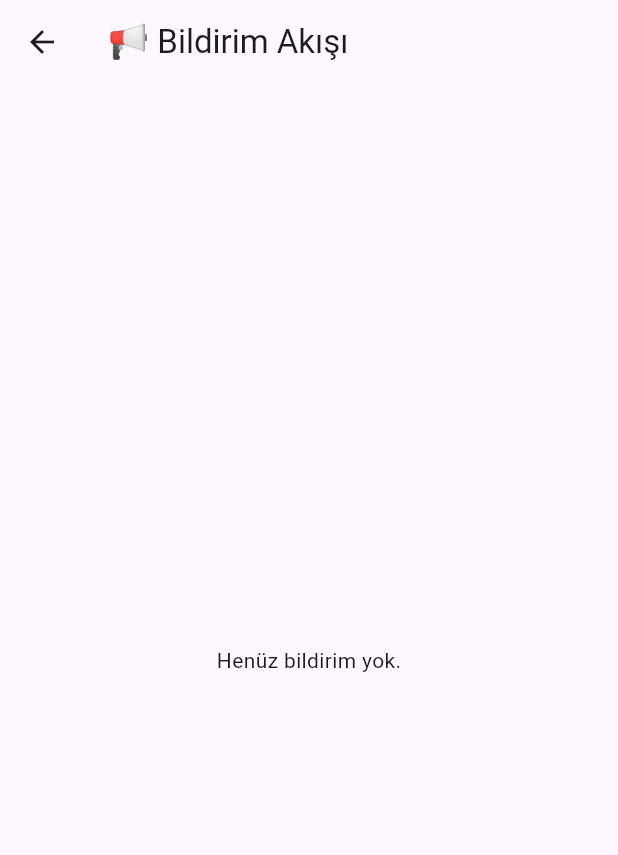
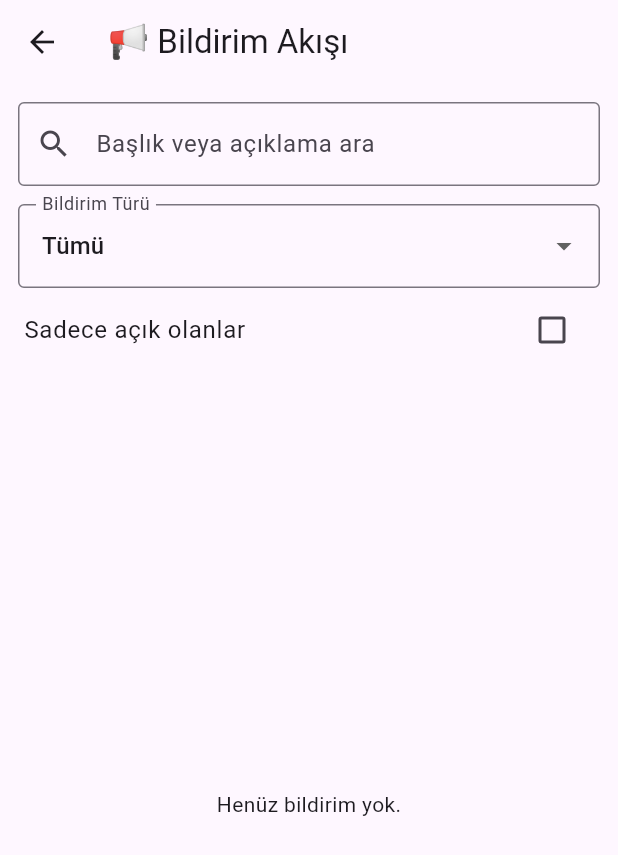
Before and after one commit to MKocak59/akilli_kampus_proje, a Flutter app: the ReportListScreen screen opened by its route, on a phone screen of 412 x 824 dp. Shown: the top 855 px of the screen. Run offline on Flutter 3.47's test engine with Material 3 defaults, Android fonts, the phone set to English and light mode, and no system bars; our stand-ins replace cloud_firestore, firebase_auth, firebase_core; accounts and stored records are empty.

Commit message:
Bildirim akışı eklendi (arama + filtreleme + durum bazlı listeleme)

```diff
--- a/lib/screens/report/report_list_screen.dart
+++ b/lib/screens/report/report_list_screen.dart
@@ -2,18 +2,35 @@ import 'package:flutter/material.dart';
 import 'package:cloud_firestore/cloud_firestore.dart';
 import '../../models/report_model.dart';
 
+/// ****************************************************
 ///  REPORT LIST SCREEN (Bildirim Akışı)
-/// Bu ekran Firestore'daki "reports" koleksiyonunu
-/// gerçek zamanlı olarak dinler ve listeler.
-///
-/// - StreamBuilder kullanır
-/// - Yeni bildirim eklenince otomatik güncellenir
-/// - Yükleniyor / boş / hata durumları ele alınır
+/// ****************************************************
+/// Bu ekran:
+/// - Firestore’daki "reports" koleksiyonunu dinler
+/// - Bildirimleri kronolojik listeler
+/// - Tür filtresi
+/// - Sadece açık olanlar filtresi
+/// - Başlık + açıklama araması yapar
+/// ****************************************************
 
+class ReportListScreen extends StatefulWidget {
+  const ReportListScreen({super.key});
 
-class ReportListScreen extends StatelessWidget {
-  const ReportListScreen({super.key});
-  /// Bildirim türüne göre ikon döndürür
+  @override
+  State<ReportListScreen> createState() => _ReportListScreenState();
+}
+
+class _ReportListScreenState extends State<ReportListScreen> {
+  /// 🔍 Arama metni
+  String searchQuery = "";
+
+  /// 🔽 Seçilen bildirim türü
+  String selectedType = "Tümü";
+
+  /// ☑️ Sadece açık olanlar
+  bool showOnlyOpen = false;
+
+  /// Bildirim türüne göre ikon
   IconData getTypeIcon(String type) {
     switch (type) {
       case "Güvenlik":
@@ -24,7 +41,8 @@ class ReportListScreen extends StatelessWidget {
         return Icons.report;
     }
   }
-  /// Bildirim durumuna göre renk döndürür
+
+  /// Bildirim durumuna göre renk
   Color getStatusColor(String status) {
     switch (status) {
       case "Açık":
@@ -45,45 +63,118 @@ class ReportListScreen extends StatelessWidget {
         title: const Text("📢 Bildirim Akışı"),
       ),
 
-      body: StreamBuilder<QuerySnapshot>(
-        /// Firestore'daki reports koleksiyonunu dinliyoruz
+      body: Column(
+        children: [
+          /// 🔍 ARAMA KUTUSU
+          Padding(
+            padding: const EdgeInsets.all(12),
+            child: TextField(
+              decoration: const InputDecoration(
+                prefixIcon: Icon(Icons.search),
+                labelText: "Başlık veya açıklama ara",
+                border: OutlineInputBorder(),
+              ),
+              onChanged: (value) {
+                setState(() {
+                  searchQuery = value.toLowerCase();
+                });
+              },
+            ),
+          ),
+
+          /// 🔽 TÜR FİLTRESİ
+          Padding(
+            padding: const EdgeInsets.symmetric(horizontal: 12),
+            child: DropdownButtonFormField<String>(
+              value: selectedType,
+              items: const [
+                DropdownMenuItem(value: "Tümü", child: Text("Tümü")),
+                DropdownMenuItem(value: "Güvenlik", child: Text("Güvenlik")),
+                DropdownMenuItem(value: "Sağlık", child: Text("Sağlık")),
+              ],
+              onChanged: (value) {
+                setState(() {
+                  selectedType = value!;
+                });
+              },
+              decoration: const InputDecoration(
+                labelText: "Bildirim Türü",
+                border: OutlineInputBorder(),
+              ),
+            ),
+          ),
+
+          /// ☑️ SADECE AÇIK OLANLAR
+          CheckboxListTile(
+            title: const Text("Sadece açık olanlar"),
+            value: showOnlyOpen,
+            onChanged: (value) {
+              setState(() {
+                showOnlyOpen = value!;
+              });
+            },
+          ),
+
+          /// 📢 BİLDİRİM LİSTESİ
+          Expanded(
+            child: StreamBuilder<QuerySnapshot>(
               stream: FirebaseFirestore.instance
                   .collection("reports")
                   .orderBy("createdAt", descending: true)
                   .snapshots(),
 
               builder: (context, snapshot) {
-          /// 1️⃣ Yükleniyor durumu
+                /// ⏳ Yükleniyor
                 if (snapshot.connectionState == ConnectionState.waiting) {
                   return const Center(child: CircularProgressIndicator());
                 }
 
-          /// 2️⃣ Hata durumu
+                /// ❌ Hata
                 if (snapshot.hasError) {
+                  return const Center(child: Text("❌ Bir hata oluştu."));
+                }
+
+                /// 📭 Veri yok
+                if (!snapshot.hasData || snapshot.data!.docs.isEmpty) {
+                  return const Center(child: Text("Henüz bildirim yok."));
+                }
+
+                /// 🔥 Firestore → Model
+                final allReports = snapshot.data!.docs.map((doc) {
+                  return ReportModel.fromMap(
+                    doc.id,
+                    doc.data() as Map<String, dynamic>,
+                  );
+                }).toList();
+
+                /// 🔍 FİLTRE + ARAMA
+                final filteredReports = allReports.where((report) {
+                  final matchesType =
+                      selectedType == "Tümü" || report.type == selectedType;
+
+                  final matchesStatus =
+                      !showOnlyOpen || report.status == "Açık";
+
+                  final matchesSearch =
+                      report.title.toLowerCase().contains(searchQuery) ||
+                          report.description.toLowerCase().contains(searchQuery);
+
+                  return matchesType && matchesStatus && matchesSearch;
+                }).toList();
+
+                /// 📭 Filtre sonrası boş
+                if (filteredReports.isEmpty) {
                   return const Center(
-              child: Text("❌ Bir hata oluştu."),
+                    child: Text("Filtreye uygun bildirim bulunamadı."),
                   );
                 }
 
-          /// 3️⃣ Veri yoksa
-          if (!snapshot.hasData || snapshot.data!.docs.isEmpty) {
-            return const Center(
-              child: Text("Henüz bildirim yok."),
-            );
-          }
-
-          /// 4️⃣ Veriler geldiyse
-          final reports = snapshot.data!.docs;
-
+                /// 📋 LİSTE
                 return ListView.builder(
                   padding: const EdgeInsets.all(12),
-            itemCount: reports.length,
+                  itemCount: filteredReports.length,
                   itemBuilder: (context, index) {
-              final doc = reports[index];
-              final report = ReportModel.fromMap(
-                doc.id,
-                doc.data() as Map<String, dynamic>,
-              );
+                    final report = filteredReports[index];
 
                     return Card(
                       margin: const EdgeInsets.only(bottom: 12),
@@ -101,39 +192,31 @@ class ReportListScreen extends StatelessWidget {
                         /// 🔹 BAŞLIK
                         title: Text(
                           report.title,
-                    style: const TextStyle(
-                      fontWeight: FontWeight.bold,
-                    ),
+                          style: const TextStyle(fontWeight: FontWeight.bold),
                         ),
 
-                  /// 🔹 ALT BİLGİLER
+                        /// 🔹 AÇIKLAMA + TARİH + DURUM
                         subtitle: Column(
                           crossAxisAlignment: CrossAxisAlignment.start,
                           children: [
                             const SizedBox(height: 4),
-
-                      /// Açıklama
                             Text(report.description),
-
                             const SizedBox(height: 6),
-
-                      /// Tarih + Durum
                             Row(
                               children: [
-                          /// Oluşturulma zamanı
                                 Text(
                                   "${report.createdAt.day}.${report.createdAt.month}.${report.createdAt.year}",
                                   style: const TextStyle(fontSize: 12),
                                 ),
-
                                 const SizedBox(width: 10),
-
-                          /// Durum etiketi
                                 Container(
-                            padding: const EdgeInsets.symmetric(horizontal: 8, vertical: 2),
+                                  padding: const EdgeInsets.symmetric(
+                                      horizontal: 8, vertical: 2),
                                   decoration: BoxDecoration(
-                              color: getStatusColor(report.status),
-                              borderRadius: BorderRadius.circular(12),
+                                    color:
+                                    getStatusColor(report.status),
+                                    borderRadius:
+                                    BorderRadius.circular(12),
                                   ),
                                   child: Text(
                                     report.status,
@@ -148,14 +231,17 @@ class ReportListScreen extends StatelessWidget {
                           ],
                         ),
 
-                  trailing: const Icon(Icons.arrow_forward_ios, size: 14),
+                        trailing:
+                        const Icon(Icons.arrow_forward_ios, size: 14),
                       ),
-
                     );
                   },
                 );
               },
             ),
+          ),
+        ],
+      ),
     );
   }
 }
```
Lines whose indentation alone changed are shown as unchanged.
